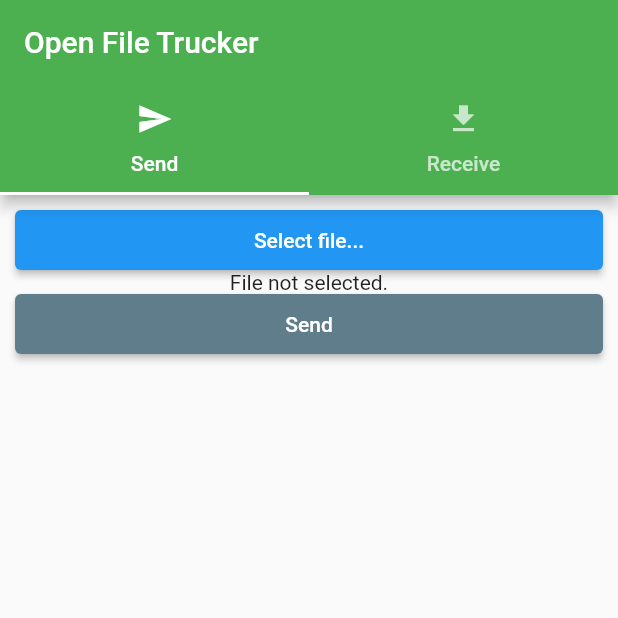
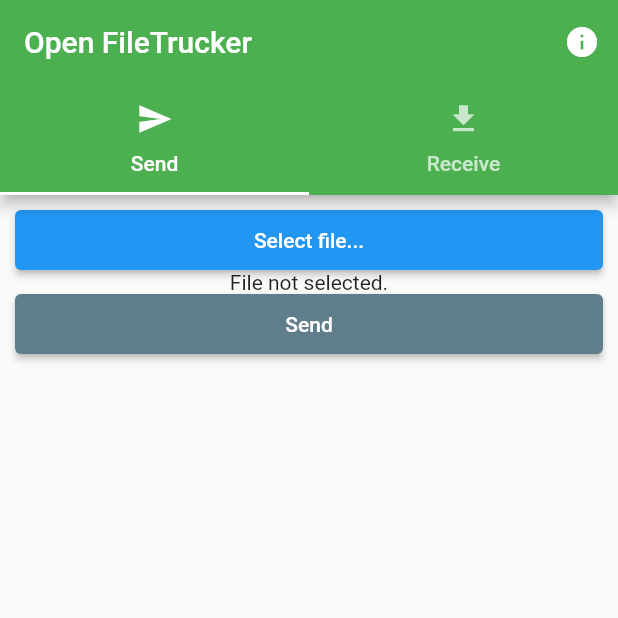
Before and after one commit to CoreNion/OpenFileTrucker, a Flutter app: the screen it shows after launch, after a tap on "Select file...", on a phone screen of 412 x 824 dp, the top half of it. Run offline on Flutter 3.47's test engine with Material 2 defaults, Android fonts, the phone set to English and light mode, and no system bars; our stand-ins replace file_picker, qr_flutter, wakelock.

Commit message:
[main] アプリ情報を表示するダイアログを実装

```diff
--- a/lib/main.dart
+++ b/lib/main.dart
@@ -3,7 +3,12 @@ import 'package:open_file_trucker/receieve_page.dart';
 import 'package:open_file_trucker/send_page.dart';
 
 void main() {
-  runApp(const MyApp());
+  runApp(MaterialApp(
+      title: 'Open FileTrucker',
+      theme: ThemeData(
+        primarySwatch: Colors.green,
+      ),
+      home: const MyApp()));
 }
 
 class MyApp extends StatelessWidget {
@@ -11,22 +16,28 @@ class MyApp extends StatelessWidget {
 
   @override
   Widget build(BuildContext context) {
-    return MaterialApp(
-      title: 'Open File Trucker',
-      theme: ThemeData(
-        primarySwatch: Colors.green,
-      ),
-      home: DefaultTabController(
+    return DefaultTabController(
       length: 2,
       child: Scaffold(
         appBar: AppBar(
+          actions: <Widget>[
+            IconButton(
+              icon: const Icon(Icons.info),
+              onPressed: () => showAboutDialog(
+                context: context,
+                applicationName: 'Open FileTrucker',
+                applicationVersion: '0.0.0',
+                applicationLegalese: 'Copyright (c) 2022 CoreNion',
+              ),
+            ),
+          ],
           bottom: const TabBar(
             tabs: [
               Tab(text: "Send", icon: Icon(Icons.send)),
               Tab(text: "Receive", icon: Icon(Icons.download)),
             ],
           ),
-            title: const Text('Open File Trucker'),
+          title: const Text('Open FileTrucker'),
         ),
         body: const TabBarView(
           children: [
@@ -35,7 +46,6 @@ class MyApp extends StatelessWidget {
           ],
         ),
       ),
-      ),
     );
   }
 }
```
Also changed, not shown: pubspec.lock. Lines whose indentation alone changed are shown as unchanged.
